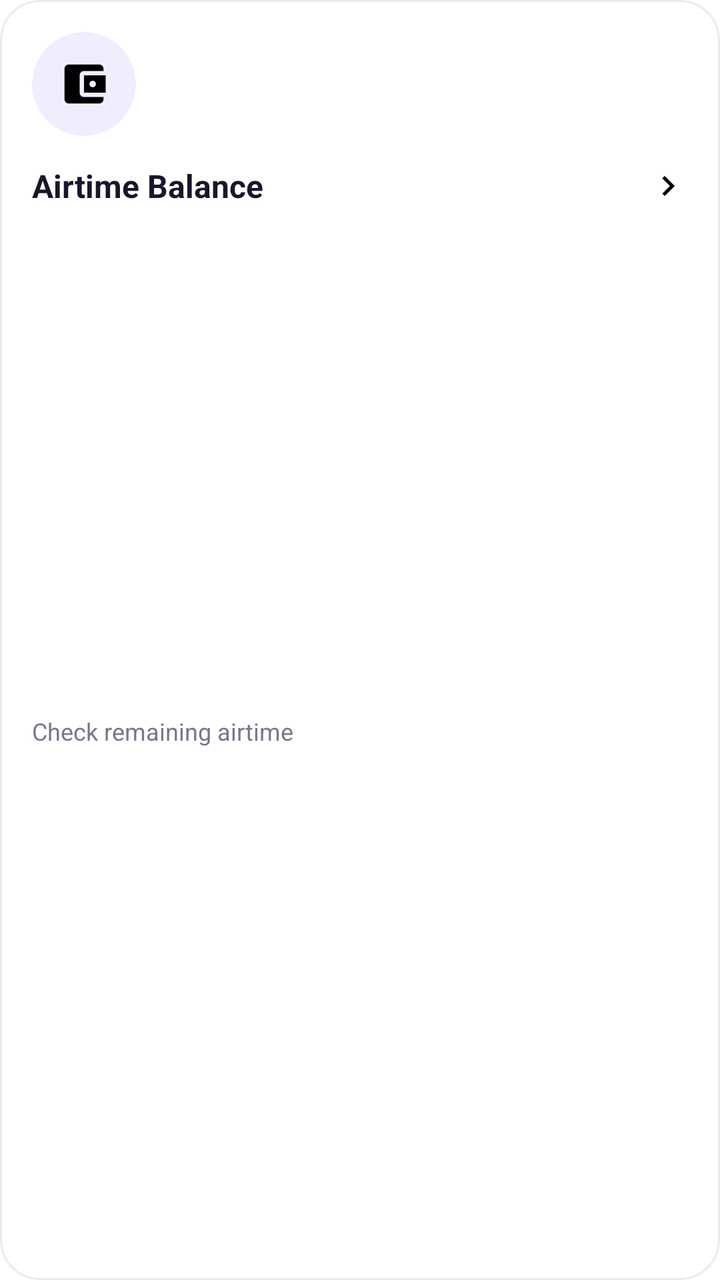
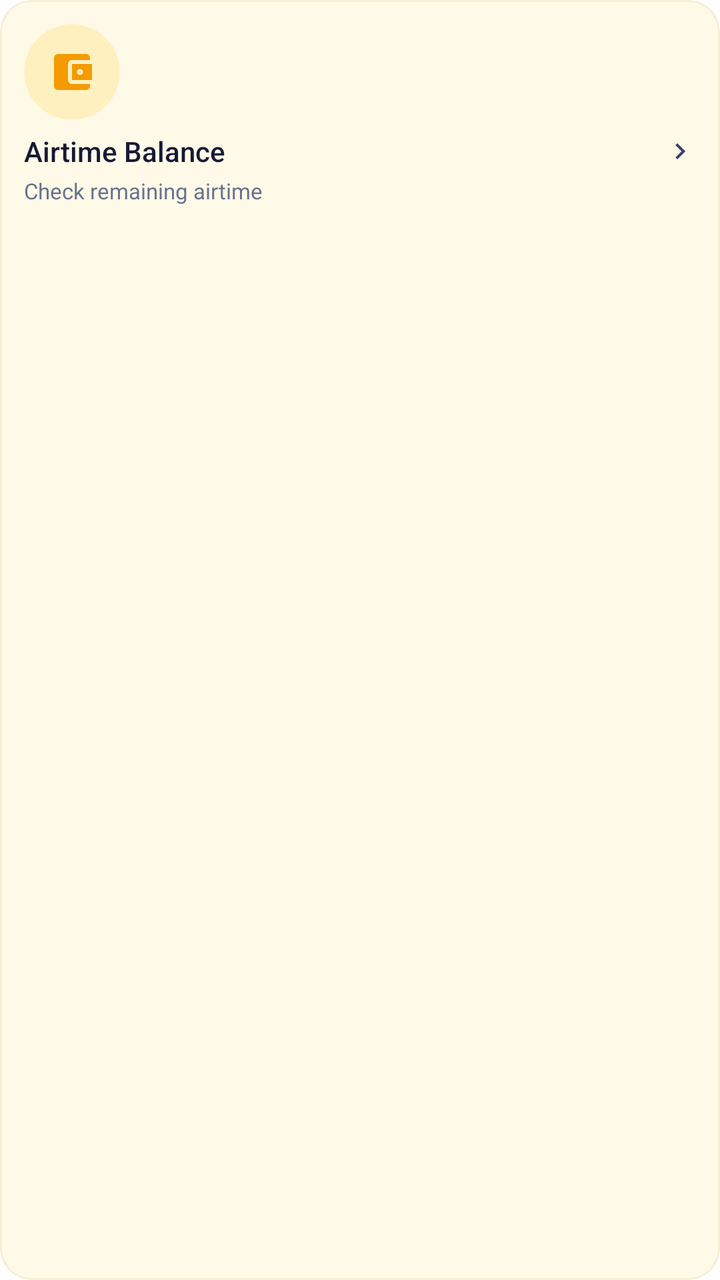

Two renders of the same Android screen: before a commit and after it. Below are the layout's source before the change and the commit's diff.
<!-- AndroidManifest.xml: application theme Theme.EasyCheck -->
<!-- res/layout/item_quick_actions.xml -->
<?xml version="1.0" encoding="utf-8"?>
<com.google.android.material.card.MaterialCardView
    xmlns:android="http://schemas.android.com/apk/res/android"
    xmlns:app="http://schemas.android.com/apk/res-auto"
    android:id="@+id/action_card"
    android:layout_width="match_parent"
    android:layout_height="170dp"
    android:layout_margin="2dp"
    app:cardBackgroundColor="@android:color/white"
    app:cardCornerRadius="20dp"
    app:cardElevation="0dp"
    app:strokeColor="#E9E9F0"
    app:strokeWidth="1dp">

    <androidx.constraintlayout.widget.ConstraintLayout
        android:layout_width="match_parent"
        android:layout_height="match_parent"
        android:padding="16dp">

        
        <com.google.android.material.card.MaterialCardView
            android:id="@+id/icon_holder"
            android:layout_width="52dp"
            android:layout_height="52dp"
            app:cardBackgroundColor="#F1EDFF"
            app:cardCornerRadius="26dp"
            app:cardElevation="0dp"
            app:layout_constraintStart_toStartOf="parent"
            app:layout_constraintTop_toTopOf="parent"
            app:strokeWidth="0dp">

            <ImageView
                android:id="@+id/action_icon"
                android:layout_width="match_parent"
                android:layout_height="match_parent"
                android:padding="13dp"
                android:src="@drawable/baseline_account_balance_wallet_24"
                android:contentDescription="@null" />

        </com.google.android.material.card.MaterialCardView>


        
        <com.google.android.material.textview.MaterialTextView
            android:id="@+id/action_title"
            android:layout_width="0dp"
            android:layout_height="wrap_content"
            android:layout_marginTop="14dp"
            android:ellipsize="end"
            android:maxLines="2"
            android:text="@string/airtime_balance"
            android:textColor="#17172B"
            android:textSize="16sp"
            android:textStyle="bold"
            app:layout_constraintEnd_toStartOf="@id/action_arrow"
            app:layout_constraintStart_toStartOf="parent"
            app:layout_constraintTop_toBottomOf="@id/icon_holder" />


        
        <com.google.android.material.textview.MaterialTextView
            android:id="@+id/action_description"
            android:layout_width="0dp"
            android:layout_height="wrap_content"
            android:layout_marginTop="3dp"
            android:ellipsize="end"
            android:maxLines="2"
            android:text="@string/check_remaining_airtime"
            android:textColor="#77778A"
            android:textSize="12sp"
            app:layout_constraintBottom_toBottomOf="parent"
            app:layout_constraintEnd_toStartOf="@id/action_arrow"
            app:layout_constraintStart_toStartOf="parent"
            app:layout_constraintTop_toBottomOf="@id/action_title" />


        
        <ImageView
            android:id="@+id/action_arrow"
            android:layout_width="20dp"
            android:layout_height="20dp"
            android:src="@drawable/baseline_chevron_right_24"
            android:contentDescription="@null"
            app:layout_constraintBottom_toBottomOf="@id/action_title"
            app:layout_constraintEnd_toEndOf="parent"
            app:layout_constraintTop_toTopOf="@id/action_title" />

    </androidx.constraintlayout.widget.ConstraintLayout>

</com.google.android.material.card.MaterialCardView>
<!-- resources referenced by this layout -->
<resources>
  <!-- drawable baseline_account_balance_wallet_24 (drawable) -->
  <vector xmlns:android="http://schemas.android.com/apk/res/android" android:autoMirrored="true" android:height="24dp" android:tint="#000000" android:viewportHeight="24" android:viewportWidth="24" android:width="24dp">
        
      <path android:fillColor="@android:color/white" android:pathData="M21,18v1c0,1.1 -0.9,2 -2,2L5,21c-1.11,0 -2,-0.9 -2,-2L3,5c0,-1.1 0.89,-2 2,-2h14c1.1,0 2,0.9 2,2v1h-9c-1.11,0 -2,0.9 -2,2v8c0,1.1 0.89,2 2,2h9zM12,16h10L22,8L12,8v8zM16,13.5c-0.83,0 -1.5,-0.67 -1.5,-1.5s0.67,-1.5 1.5,-1.5 1.5,0.67 1.5,1.5 -0.67,1.5 -1.5,1.5z"/>
      
  </vector>
  <!-- drawable baseline_chevron_right_24 (drawable) -->
  <vector xmlns:android="http://schemas.android.com/apk/res/android" android:height="24dp" android:tint="#000000" android:viewportHeight="24" android:viewportWidth="24" android:width="24dp">
        
      <path android:fillColor="@android:color/white" android:pathData="M10,6L8.59,7.41 13.17,12l-4.58,4.59L10,18l6,-6z"/>
      
  </vector>
  <string name="airtime_balance">Airtime Balance</string>
  <string name="check_remaining_airtime">Check remaining airtime</string>
  <style name="Theme.EasyCheck" parent="Theme.MaterialComponents.Light.NoActionBar">
          
          <item name="colorPrimary">@color/purple_500</item>
          <item name="colorPrimaryVariant">@color/purple_700</item>
          <item name="colorOnPrimary">@color/white</item>
          <item name="rippleColor">@color/rippleColor</item>
          
          <item name="colorSecondary">@color/teal_200</item>
          <item name="colorSecondaryVariant">@color/teal_700</item>
          <item name="colorOnSecondary">@color/black</item>
          
          <item name="android:statusBarColor">?attr/colorPrimaryVariant</item>
          
      </style>
  <color name="purple_500">#FF6200EE</color>
  <color name="purple_700">#FF3700B3</color>
  <color name="white">#FFFFFFFF</color>
  <color name="rippleColor">#33000000</color>
  <color name="teal_200">#FF03DAC5</color>
  <color name="teal_700">#FF018786</color>
  <color name="black">#FF000000</color>
</resources>

<!-- the commit's change to res/layout/item_quick_actions.xml (unified diff, before → after) -->
@@ -4,86 +4,81 @@
     xmlns:app="http://schemas.android.com/apk/res-auto"
     android:id="@+id/action_card"
     android:layout_width="match_parent"
-    android:layout_height="170dp"
-    android:layout_margin="2dp"
-    app:cardBackgroundColor="@android:color/white"
-    app:cardCornerRadius="20dp"
+    android:layout_height="130dp"
+    android:layout_margin="3dp"
+    app:cardBackgroundColor="#FFF9E8"
+    app:cardCornerRadius="16dp"
     app:cardElevation="0dp"
-    app:strokeColor="#E9E9F0"
+    app:strokeColor="#F7EED7"
     app:strokeWidth="1dp">
 
     <androidx.constraintlayout.widget.ConstraintLayout
         android:layout_width="match_parent"
         android:layout_height="match_parent"
-        android:padding="16dp">
+        android:padding="12dp">
 
-        
         <com.google.android.material.card.MaterialCardView
             android:id="@+id/icon_holder"
-            android:layout_width="52dp"
-            android:layout_height="52dp"
-            app:cardBackgroundColor="#F1EDFF"
-            app:cardCornerRadius="26dp"
+            android:layout_width="48dp"
+            android:layout_height="48dp"
+            app:cardBackgroundColor="#FFF0BF"
+            app:cardCornerRadius="24dp"
             app:cardElevation="0dp"
+            app:strokeWidth="0dp"
             app:layout_constraintStart_toStartOf="parent"
-            app:layout_constraintTop_toTopOf="parent"
-            app:strokeWidth="0dp">
+            app:layout_constraintTop_toTopOf="parent">
 
             <ImageView
                 android:id="@+id/action_icon"
                 android:layout_width="match_parent"
                 android:layout_height="match_parent"
-                android:padding="13dp"
+                android:padding="12dp"
+                android:scaleType="fitCenter"
+                android:contentDescription="@null"
                 android:src="@drawable/baseline_account_balance_wallet_24"
-                android:contentDescription="@null" />
+                app:tint="#F59A00" />
 
         </com.google.android.material.card.MaterialCardView>
 
+        <ImageView
+            android:id="@+id/action_arrow"
+            android:layout_width="16dp"
+            android:layout_height="16dp"
+            android:contentDescription="@null"
+            android:src="@drawable/ic_chevron_right"
+            app:tint="#33436D"
+            app:layout_constraintEnd_toEndOf="parent"
+            app:layout_constraintTop_toTopOf="@id/action_title"
+            app:layout_constraintBottom_toBottomOf="@id/action_title" />
 
-        
         <com.google.android.material.textview.MaterialTextView
             android:id="@+id/action_title"
             android:layout_width="0dp"
             android:layout_height="wrap_content"
-            android:layout_marginTop="14dp"
-            android:ellipsize="end"
+            android:layout_marginTop="6dp"
+            android:layout_marginEnd="12dp"
+            android:fontFamily="sans-serif-medium"
             android:maxLines="2"
-            android:text="@string/airtime_balance"
-            android:textColor="#17172B"
-            android:textSize="16sp"
-            android:textStyle="bold"
-            app:layout_constraintEnd_toStartOf="@id/action_arrow"
+            android:text="Airtime Balance"
+            android:textColor="#171936"
+            android:textSize="14sp"
+            app:layout_constraintTop_toBottomOf="@id/icon_holder"
             app:layout_constraintStart_toStartOf="parent"
-            app:layout_constraintTop_toBottomOf="@id/icon_holder" />
+            app:layout_constraintEnd_toEndOf="parent" />
 
-
-        
         <com.google.android.material.textview.MaterialTextView
             android:id="@+id/action_description"
             android:layout_width="0dp"
             android:layout_height="wrap_content"
             android:layout_marginTop="3dp"
             android:ellipsize="end"
-            android:maxLines="2"
-            android:text="@string/check_remaining_airtime"
-            android:textColor="#77778A"
-            android:textSize="12sp"
-            app:layout_constraintBottom_toBottomOf="parent"
-            app:layout_constraintEnd_toStartOf="@id/action_arrow"
+            android:maxLines="1"
+            android:text="Check remaining airtime"
+            android:textColor="#69738F"
+            android:textSize="11sp"
+            app:layout_constraintTop_toBottomOf="@id/action_title"
             app:layout_constraintStart_toStartOf="parent"
-            app:layout_constraintTop_toBottomOf="@id/action_title" />
-
-
-        
-        <ImageView
-            android:id="@+id/action_arrow"
-            android:layout_width="20dp"
-            android:layout_height="20dp"
-            android:src="@drawable/baseline_chevron_right_24"
-            android:contentDescription="@null"
-            app:layout_constraintBottom_toBottomOf="@id/action_title"
-            app:layout_constraintEnd_toEndOf="parent"
-            app:layout_constraintTop_toTopOf="@id/action_title" />
+            app:layout_constraintEnd_toEndOf="parent" />
 
     </androidx.constraintlayout.widget.ConstraintLayout>
 
<!-- resource entries referenced after the edit -->
@@ -6,14 +6,17 @@
       <path android:fillColor="@android:color/white" android:pathData="M21,18v1c0,1.1 -0.9,2 -2,2L5,21c-1.11,0 -2,-0.9 -2,-2L3,5c0,-1.1 0.89,-2 2,-2h14c1.1,0 2,0.9 2,2v1h-9c-1.11,0 -2,0.9 -2,2v8c0,1.1 0.89,2 2,2h9zM12,16h10L22,8L12,8v8zM16,13.5c-0.83,0 -1.5,-0.67 -1.5,-1.5s0.67,-1.5 1.5,-1.5 1.5,0.67 1.5,1.5 -0.67,1.5 -1.5,1.5z"/>
       
   </vector>
-  <!-- drawable baseline_chevron_right_24 (drawable) -->
-  <vector xmlns:android="http://schemas.android.com/apk/res/android" android:height="24dp" android:tint="#000000" android:viewportHeight="24" android:viewportWidth="24" android:width="24dp">
-        
-      <path android:fillColor="@android:color/white" android:pathData="M10,6L8.59,7.41 13.17,12l-4.58,4.59L10,18l6,-6z"/>
-      
+  <!-- drawable ic_chevron_right (drawable) -->
+  <?xml version="1.0" encoding="utf-8"?>
+  <vector xmlns:android="http://schemas.android.com/apk/res/android"
+      android:width="24dp"
+      android:height="24dp"
+      android:viewportWidth="24"
+      android:viewportHeight="24">
+      <path
+          android:fillColor="#17172B"
+          android:pathData="M10,6L8.59,7.41 13.17,12l-4.58,4.59L10,18l6,-6z" />
   </vector>
-  <string name="airtime_balance">Airtime Balance</string>
-  <string name="check_remaining_airtime">Check remaining airtime</string>
   <style name="Theme.EasyCheck" parent="Theme.MaterialComponents.Light.NoActionBar">
           
           <item name="colorPrimary">@color/purple_500</item>
@@ -25,7 +28,7 @@
           <item name="colorSecondaryVariant">@color/teal_700</item>
           <item name="colorOnSecondary">@color/black</item>
           
-          <item name="android:statusBarColor">?attr/colorPrimaryVariant</item>
+          <item name="android:statusBarColor">#4934D8</item>
           
       </style>
   <color name="purple_500">#FF6200EE</color>
